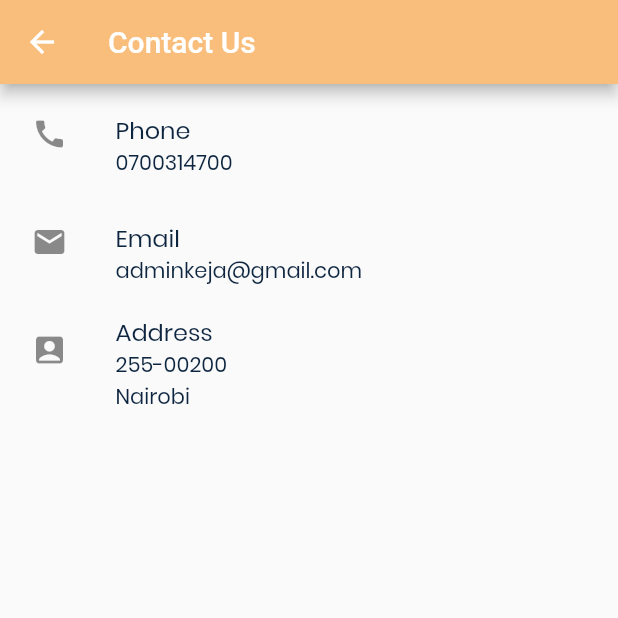
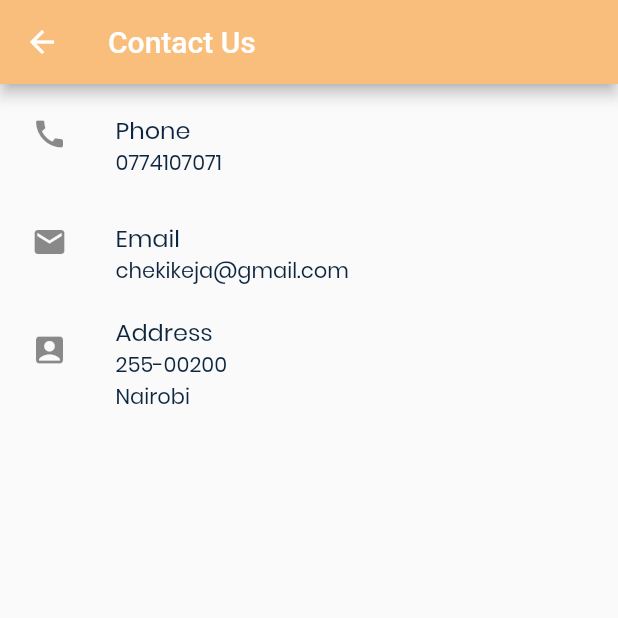
Before and after one commit to ndungudedan/admin-keja, a Flutter app: the ContactUs screen opened directly, on a phone screen of 412 x 824 dp, the top half of it. Run offline on Flutter 3.47's test engine with Material 2 defaults, Android fonts, the phone set to English and light mode, and no system bars; our stand-ins replace cached_network_image, dio, fancy_bottom_navigation, file_picker, fl_chart, flutter_image_compress and 9 more; missing offline and left inert: commons, connectivity_widget, google_maps_place_picker; accounts and stored records are empty; generated files the repository leaves out were written again.

Commit message:
before b4 moor

```diff
--- a/lib/ui/contactus.dart
+++ b/lib/ui/contactus.dart
@@ -27,12 +27,12 @@ class ContactUs extends StatelessWidget {
                   ListTile(
                     title: Text('Phone'),
                     leading: Icon(Icons.call),
-                    subtitle: Text('0700314700'),
+                    subtitle: Text('0774107071'),
                   ),
                   ListTile(
                     title: Text('Email'),
                     leading: Icon(Icons.email),
-                    subtitle: Text('adminkeja@gmail.com'),
+                    subtitle: Text('chekikeja@gmail.com'),
                   ),
                   ListTile(
                     title: Text('Address'),
--- a/lib/ui/settings.dart
+++ b/lib/ui/settings.dart
@@ -11,6 +11,7 @@ import 'package:admin_keja/ui/login.dart';
 import 'package:admin_keja/ui/map.dart';
 import 'package:admin_keja/ui/terms.dart';
 import 'package:admin_keja/utility/utility.dart';
+import 'package:commons/commons.dart';
 import 'package:flutter/material.dart';
 
 class Settings extends StatefulWidget {
@@ -162,7 +163,9 @@ class _MyHomePageState extends State<Settings> {
               leading: Icon(Icons.lock),
               title: Text('Change Credentials'),
             ),
-            ListTile(
+            ListTile(onTap: () {
+              infoDialog(context, 'You dont have access to this page');
+            },
               leading: Icon(Icons.message),
               title: Text('Broadcast Messages'),
             ),
```
Also changed, not shown: lib/ui/createApartment.dart (+16 -18 lines), lib/ui/index.dart (+8 -7 lines).
